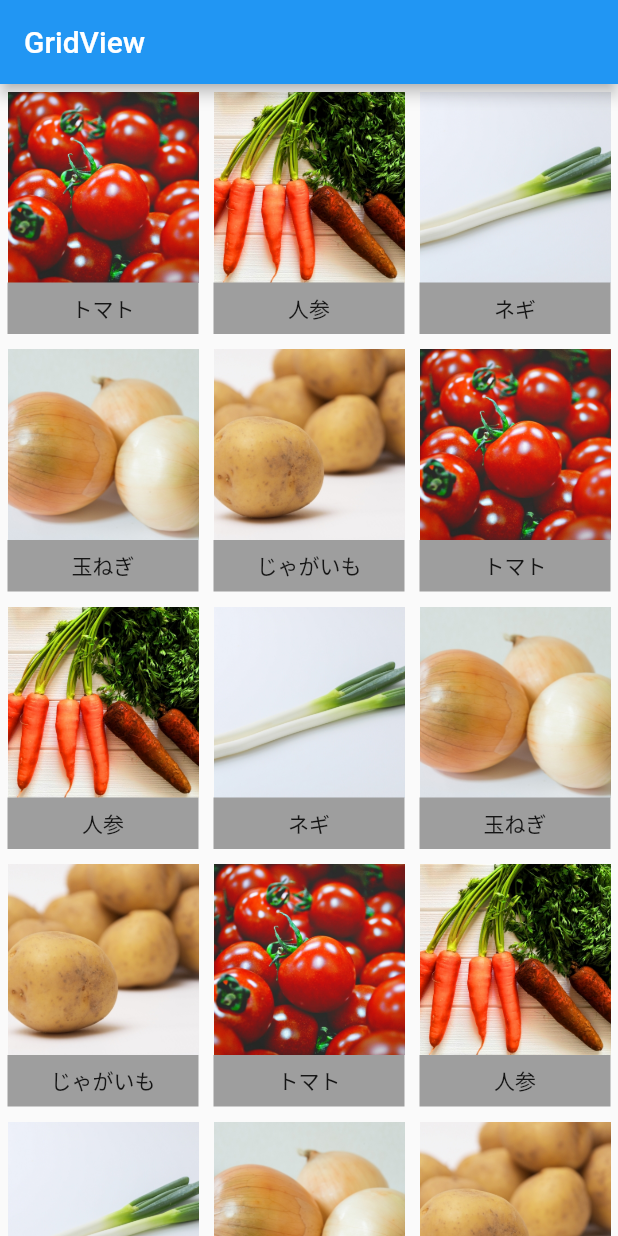
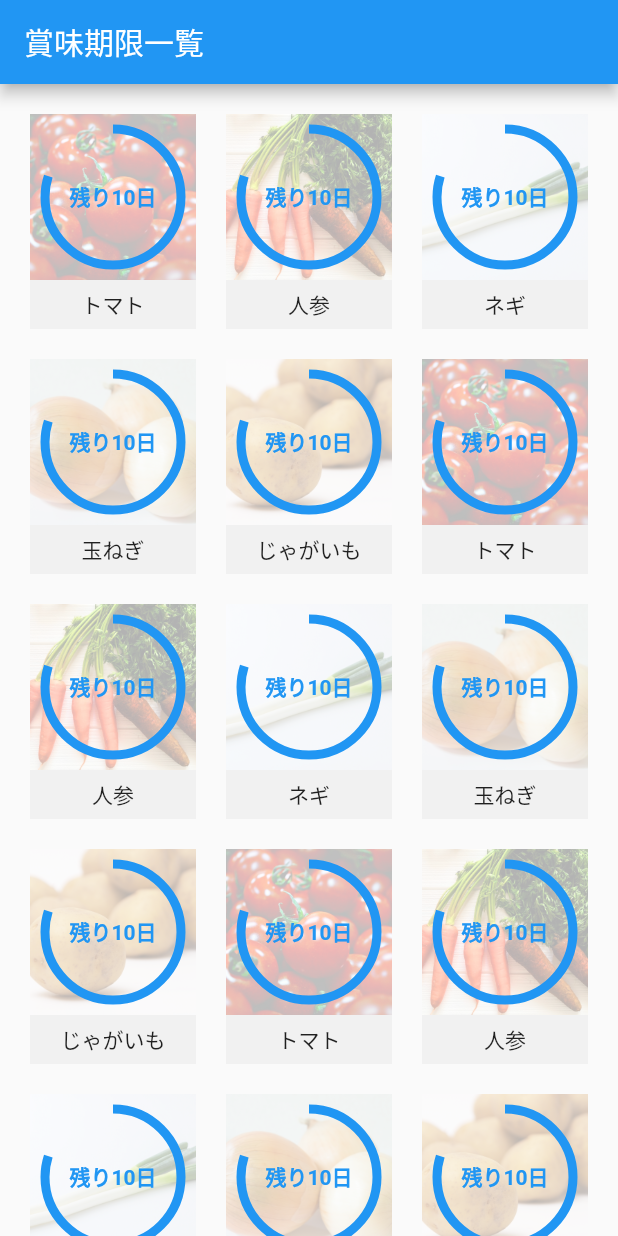
Before and after one commit to tdaira/food_manager_flutter, a Flutter app: the screen it shows after launch, on a phone screen of 412 x 824 dp. Run offline on Flutter 3.47's test engine with Material 2 defaults, Android fonts, the phone set to English and light mode, and no system bars.

Commit message:
Add progress widget.

```diff
--- a/lib/main.dart
+++ b/lib/main.dart
@@ -18,9 +18,10 @@ class MyApp extends StatelessWidget {
     return MaterialApp(
         home: Scaffold(
             appBar: AppBar(
-              title: Text('GridView'),
+              title: Text('賞味期限一覧'),
             ),
             body: GridView.builder(
+                padding: EdgeInsets.all(10.0),
                 gridDelegate: SliverGridDelegateWithFixedCrossAxisCount(
                   crossAxisCount: 3,
                   childAspectRatio: 0.8,
@@ -34,21 +35,44 @@ class MyApp extends StatelessWidget {
                       new GridItem("玉ねぎ", "pic3"),
                       new GridItem("じゃがいも", "pic4"),]);
                   }
-                  return _photoItem(grid[index]);
+                  return _gridWidget(grid[index]);
                 }
             )
         )
     );
   }
 
-  Widget _photoItem(GridItem item) {
+  Widget _gridWidget(GridItem item) {
     var assetsImage = "images/" + item.image + ".jpg";
     return Container(
       child: Column(
           children: <Widget>[
             AspectRatio(
               aspectRatio: 1.0,
-              child: Image.asset(assetsImage, fit: BoxFit.cover,),
+                child: Stack(
+                  fit: StackFit.expand,
+                  children: <Widget>[
+                    Image.asset(assetsImage, fit: BoxFit.cover,),
+                    Container(
+                        color: Colors.white.withOpacity(0.7),
+                    ),
+                    Container(
+                      child: CircularProgressIndicator(value: 0.8, strokeWidth: 6.0,),
+                      padding: EdgeInsets.all(10.0),
+                    ),
+                    Container(
+                      child: Text(
+                        "残り10日",
+                        style: TextStyle(
+                          color: Colors.blue,
+                          fontWeight: FontWeight.bold
+                        ),
+                      ),
+                      padding: EdgeInsets.all(10.0),
+                      alignment: Alignment.center,
+                    ),
+                  ],
+                )
             ),
             Expanded(
               child: Container(
@@ -56,13 +80,13 @@ class MyApp extends StatelessWidget {
                   fit: BoxFit.cover,
                   child: Text(item.name),
                 ),
-                color: Colors.grey,
+                color: Colors.grey.withOpacity(0.1),
                 alignment: Alignment.center,
               ),
             ),
           ],
         ),
-      padding: EdgeInsets.all(5.0),
+      padding: EdgeInsets.all(10.0),
     );
   }
 }
```
